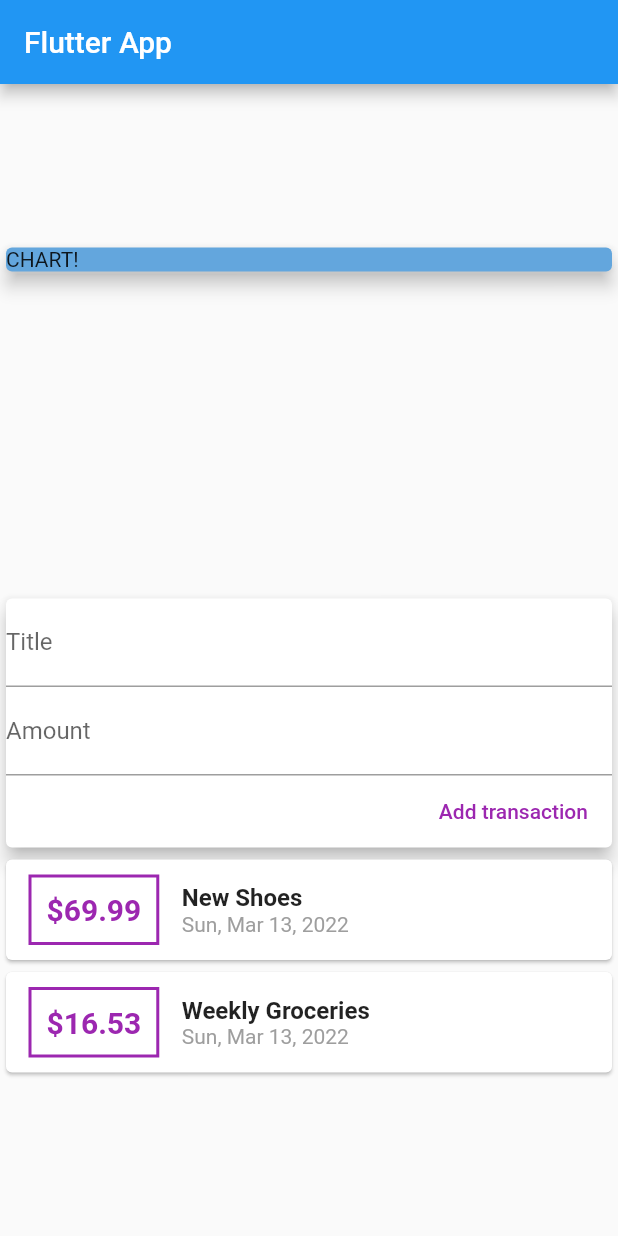
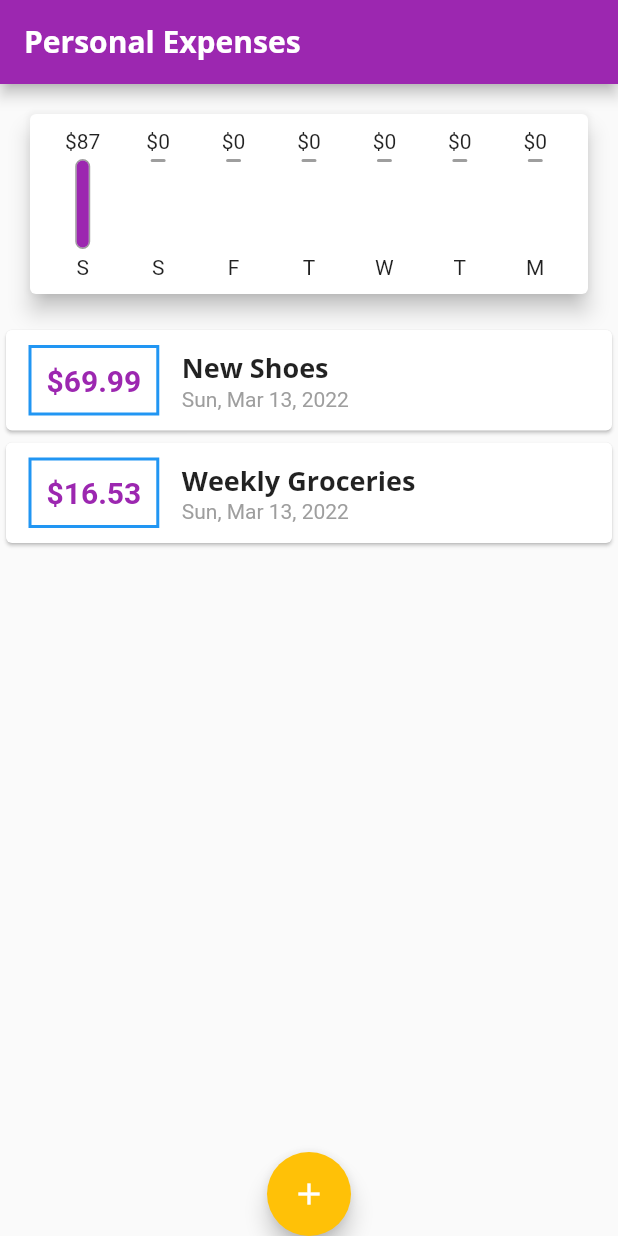
Before and after one commit to Said-Aabilla/manage_expenses_flutter, a Flutter app: the screen it shows after launch, on a phone screen of 412 x 824 dp. Run offline on Flutter 3.47's test engine with Material 2 defaults, Android fonts, the light colour scheme and no system bars.

Commit message:
added theming and chart widgets

```diff
--- a/lib/home.dart
+++ b/lib/home.dart
@@ -1,29 +1,79 @@
 import 'package:flutter/material.dart';
-import 'package:manage_expenses/widgets/user_transactions.dart';
+import 'package:manage_expenses/models/transaction.dart';
+import 'package:manage_expenses/widgets/chart.dart';
+import 'package:manage_expenses/widgets/new_transaction.dart';
+import 'package:manage_expenses/widgets/transaction_list.dart';
 
-class MyHomePage extends StatelessWidget {
+class MyHomePage extends StatefulWidget {
   MyHomePage({Key? key}) : super(key: key);
+
+  @override
+  State<MyHomePage> createState() => _MyHomePageState();
+}
+
+class _MyHomePageState extends State<MyHomePage> {
+  final List<Transaction> _transactions = [
+    Transaction(
+      id: 't1',
+      title: 'New Shoes',
+      amount: 69.99,
+      date: DateTime.now(),
+    ),
+    Transaction(
+      id: 't2',
+      title: 'Weekly Groceries',
+      amount: 16.53,
+      date: DateTime.now(),
+    ),
+  ];
+
+  List<Transaction> get _recentTransactions {
+    return _transactions.where((tx) {
+      return tx.date.isAfter(
+        DateTime.now().subtract(const Duration(days: 7)),
+      );
+    }).toList();
+  }
+
+  void _addNewTransaction(String title, double amount) {
+    final newTx = Transaction(
+        id: "t3", title: title, amount: amount, date: DateTime.now());
+
+    setState(() {
+      _transactions.add(newTx);
+    });
+  }
+
+  void startAddNewTansaction(BuildContext context) {
+    showModalBottomSheet(
+      context: context,
+      builder: (_) => GestureDetector(
+          onTap: () {},
+          behavior: HitTestBehavior.opaque,
+          child: NewTransaction(_addNewTransaction)),
+    );
+  }
 
   @override
   Widget build(BuildContext context) {
     return Scaffold(
       appBar: AppBar(
-        title: const Text('Flutter App'),
+        title: const Text('Personal Expenses'),
       ),
-      body: Column(
-        mainAxisAlignment: MainAxisAlignment.spaceAround,
-        crossAxisAlignment: CrossAxisAlignment.stretch,
-        children: [
-          Container(
-            width: double.infinity,
-            child: const Card(
-              color: Color.fromARGB(255, 99, 166, 221),
-              child: Text('CHART!'),
-              elevation: 5,
-            ),
-          ),
-          UserTransactions()
-        ],
+      body: SingleChildScrollView(
+        child: Column(
+          mainAxisAlignment: MainAxisAlignment.spaceAround,
+          crossAxisAlignment: CrossAxisAlignment.stretch,
+          children: [
+            Chart(_recentTransactions),
+            TranscationList(_transactions),
+          ],
+        ),
+      ),
+      floatingActionButtonLocation: FloatingActionButtonLocation.centerDocked,
+      floatingActionButton: FloatingActionButton(
+        child: const Icon(Icons.add),
+        onPressed: () => startAddNewTansaction(context),
       ),
     );
   }
--- a/lib/main.dart
+++ b/lib/main.dart
@@ -11,7 +11,40 @@ class MyApp extends StatelessWidget {
   @override
   Widget build(BuildContext context) {
     return MaterialApp(
-      title: 'Flutter App',
+      title: 'Personal Expenses',
+      theme: ThemeData(
+          fontFamily: 'Quicksand',
+          textTheme: ThemeData.light().textTheme.copyWith(
+                titleMedium: const TextStyle(
+                  fontFamily: 'OpenSans',
+                  fontWeight: FontWeight.bold,
+                  fontSize: 18,
+                ),
+              ),
+          appBarTheme: AppBarTheme(
+            toolbarTextStyle: ThemeData.light()
+                .textTheme
+                .copyWith(
+                  titleLarge: const TextStyle(
+                    fontFamily: 'OpenSans',
+                    fontSize: 20,
+                    fontWeight: FontWeight.bold,
+                  ),
+                )
+                .bodyText2,
+            titleTextStyle: ThemeData.light()
+                .textTheme
+                .copyWith(
+                  titleLarge: const TextStyle(
+                    fontFamily: 'OpenSans',
+                    fontSize: 20,
+                    fontWeight: FontWeight.bold,
+                  ),
+                )
+                .headline6,
+          ),
+          colorScheme: ColorScheme.fromSwatch(primarySwatch: Colors.purple)
+              .copyWith(secondary: Colors.amber)),
       home: MyHomePage(),
     );
   }
--- /dev/null
+++ b/lib/widgets/chart.dart
@@ -0,0 +1,61 @@
+import 'package:flutter/material.dart';
+// ignore: import_of_legacy_library_into_null_safe
+import 'package:intl/intl.dart';
+import 'package:manage_expenses/models/transaction.dart';
+import 'package:manage_expenses/widgets/chart_bar.dart';
+
+class Chart extends StatelessWidget {
+  final List<Transaction> _recentTransactions;
+
+  const Chart(this._recentTransactions);
+
+  List<Map<String, Object>> get groupedTransactionsValues {
+    return List.generate(7, (index) {
+      final weekDay = DateTime.now().subtract(Duration(days: index));
+      double totalSum = 0.0;
+      for (var i = 0; i < _recentTransactions.length; i++) {
+        final Transaction trans = _recentTransactions.elementAt(i);
+        if (trans.date.day == weekDay.day &&
+            trans.date.month == weekDay.month &&
+            trans.date.year == weekDay.year) {
+          totalSum += trans.amount;
+        }
+      }
+      return {
+        'day': DateFormat.E().format(weekDay).substring(0, 1),
+        'amount': totalSum,
+      };
+    });
+  }
+
+  double get totalSpending {
+    return _recentTransactions.fold(0.0, (sum, item) {
+      return sum + item.amount;
+    });
+  }
+
+  @override
+  Widget build(BuildContext context) {
+    return Card(
+      elevation: 6,
+      margin: const EdgeInsets.all(20),
+      child: Container(
+        padding: const EdgeInsets.all(10),
+        child: Row(
+          mainAxisAlignment: MainAxisAlignment.spaceAround,
+          children: groupedTransactionsValues.map((data) {
+            return Flexible(
+              fit: FlexFit.tight,
+              child: ChartBar(
+                  data['day'].toString(),
+                  data['amount'] as double,
+                  totalSpending == 0.0
+                      ? 0.0
+                      : (data['amount'] as double) / totalSpending),
+            );
+          }).toList(),
+        ),
+      ),
+    );
+  }
+}
--- /dev/null
+++ b/lib/widgets/chart_bar.dart
@@ -0,0 +1,47 @@
+import 'package:flutter/material.dart';
+
+class ChartBar extends StatelessWidget {
+  String label;
+  double spendingAmount;
+  double spendedPctOfTotal;
+
+  ChartBar(this.label, this.spendingAmount, this.spendedPctOfTotal);
+
+  @override
+  Widget build(BuildContext context) {
+    return Column(
+      children: [
+        FittedBox(child: Text('\$${spendingAmount.toStringAsFixed(0)}')),
+        const SizedBox(
+          height: 4,
+        ),
+        Container(
+          height: 60,
+          width: 10,
+          child: Stack(
+            children: [
+              Container(
+                decoration: BoxDecoration(
+                    color: const Color.fromRGBO(220, 220, 220, 1),
+                    border: Border.all(color: Colors.grey, width: 1),
+                    borderRadius: BorderRadius.circular(10)),
+                child: FractionallySizedBox(
+                  heightFactor: spendedPctOfTotal,
+                  child: Container(
+                    decoration: BoxDecoration(
+                        color: Theme.of(context).colorScheme.primary,
+                        borderRadius: BorderRadius.circular(10)),
+                  ),
+                ),
+              ),
+            ],
+          ),
+        ),
+        const SizedBox(
+          height: 4,
+        ),
+        Text(label)
+      ],
+    );
+  }
+}
--- a/lib/widgets/new_transaction.dart
+++ b/lib/widgets/new_transaction.dart
@@ -1,11 +1,28 @@
 import 'package:flutter/material.dart';
 
-class NewTransaction extends StatelessWidget {
-  final titleController = TextEditingController();
-  final amountController = TextEditingController();
+class NewTransaction extends StatefulWidget {
   final Function _addNewTransaction;
 
   NewTransaction(this._addNewTransaction);
+
+  @override
+  State<NewTransaction> createState() => _NewTransactionState();
+}
+
+class _NewTransactionState extends State<NewTransaction> {
+  final titleController = TextEditingController();
+  final amountController = TextEditingController();
+
+  void submitHandler() {
+    final String enteredTitle = titleController.text;
+    final double enteredAmount = double.parse(amountController.text);
+
+    if (enteredTitle.isEmpty || enteredAmount <= 0) return;
+
+    widget._addNewTransaction(enteredTitle, enteredAmount);
+
+    Navigator.of(context).pop();
+  }
 
   @override
   Widget build(BuildContext context) {
@@ -19,22 +36,21 @@ class NewTransaction extends StatelessWidget {
               labelText: "Title",
             ),
             controller: titleController,
+            keyboardType: TextInputType.text,
             // onChanged: (val) => titleInput = val,
           ),
           TextField(
             decoration: const InputDecoration(
               labelText: "Amount",
             ),
+            keyboardType: const TextInputType.numberWithOptions(decimal: true),
             controller: amountController,
             // onChanged: (val) => amountInput = val,
           ),
           FlatButton(
             child: Text("Add transaction"),
             textColor: Colors.purple,
-            onPressed: () {
-              _addNewTransaction(
-                  titleController.text, double.parse(amountController.text));
-            },
+            onPressed: submitHandler,
           )
         ]),
       ),
--- a/lib/widgets/transaction_list.dart
+++ b/lib/widgets/transaction_list.dart
@@ -20,7 +20,25 @@ class _TranscationListState extends State<TranscationList> {
 
   @override
   Widget build(BuildContext context) {
-    return Column(
+    return Container(
+      height: 300,
+      child: _transactions.isEmpty
+          ? Column(
+              children: [
+                Text(
+                  "No expenses found !",
+                  style: Theme.of(context).textTheme.titleMedium,
+                ),
+                Container(
+                  height: 200,
+                  child: Image.asset(
+                    "assets/images/waiting.png",
+                    fit: BoxFit.cover,
+                  ),
+                )
+              ],
+            )
+          : ListView(
               children: _transactions.map((tx) {
               return Card(
                 child: Row(
@@ -32,30 +50,25 @@ class _TranscationListState extends State<TranscationList> {
                       ),
                       decoration: BoxDecoration(
                         border: Border.all(
-                  color: Colors.purple,
+                          color: Theme.of(context).primaryColor,
                           width: 2,
                         ),
                       ),
                       padding: const EdgeInsets.all(10),
                       child: Text(
                         '\$${tx.amount}',
-                style: const TextStyle(
+                        style: TextStyle(
                           fontWeight: FontWeight.bold,
                           fontSize: 20,
-                  color: Colors.purple,
+                          color: Theme.of(context).colorScheme.primary,
                         ),
                       ),
                     ),
                     Column(
                       crossAxisAlignment: CrossAxisAlignment.start,
                       children: [
-                Text(
-                  tx.title,
-                  style: const TextStyle(
-                    fontSize: 16,
-                    fontWeight: FontWeight.bold,
-                  ),
-                ),
+                        Text(tx.title,
+                            style: Theme.of(context).textTheme.titleMedium),
                         Text(
                           DateFormat.yMMMEd().format(tx.date),
                           style: const TextStyle(
@@ -67,6 +80,7 @@ class _TranscationListState extends State<TranscationList> {
                   ],
                 ),
               );
-    }).toList());
+            }).toList()),
+    );
   }
 }
--- a/lib/widgets/user_transactions.dart
+++ /dev/null
@@ -1,47 +0,0 @@
-import 'package:flutter/material.dart';
-import 'package:manage_expenses/models/transaction.dart';
-import 'package:manage_expenses/widgets/new_transaction.dart';
-import 'package:manage_expenses/widgets/transaction_list.dart';
-
-class UserTransactions extends StatefulWidget {
-  const UserTransactions({Key? key}) : super(key: key);
-
-  @override
-  State<UserTransactions> createState() => _UserTransactionsState();
-}
-
-class _UserTransactionsState extends State<UserTransactions> {
-  final List<Transaction> _transactions = [
-    Transaction(
-      id: 't1',
-      title: 'New Shoes',
-      amount: 69.99,
-      date: DateTime.now(),
-    ),
-    Transaction(
-      id: 't2',
-      title: 'Weekly Groceries',
-      amount: 16.53,
-      date: DateTime.now(),
-    ),
-  ];
-
-  void _addNewTransaction(String title, double amount) {
-    final newTx = Transaction(
-        id: "t3", title: title, amount: amount, date: DateTime.now());
-
-    setState(() {
-      _transactions.add(newTx);
-    });
-  }
-
-  @override
-  Widget build(BuildContext context) {
-    return Column(
-      children: [
-        NewTransaction(_addNewTransaction),
-        TranscationList(_transactions),
-      ],
-    );
-  }
-}
```
Also changed, not shown: pubspec.yaml (+14 -2 lines), assets/fonts/OpenSans-Bold.ttf (added), assets/fonts/OpenSans-Regular.ttf (added), assets/fonts/Quicksand-Bold.ttf (added), assets/fonts/Quicksand-Light.ttf (added), assets/fonts/Quicksand-Medium.ttf (added), assets/fonts/Quicksand-Regular.ttf (added), assets/images/waiting.png (added). Lines whose indentation alone changed are shown as unchanged.
